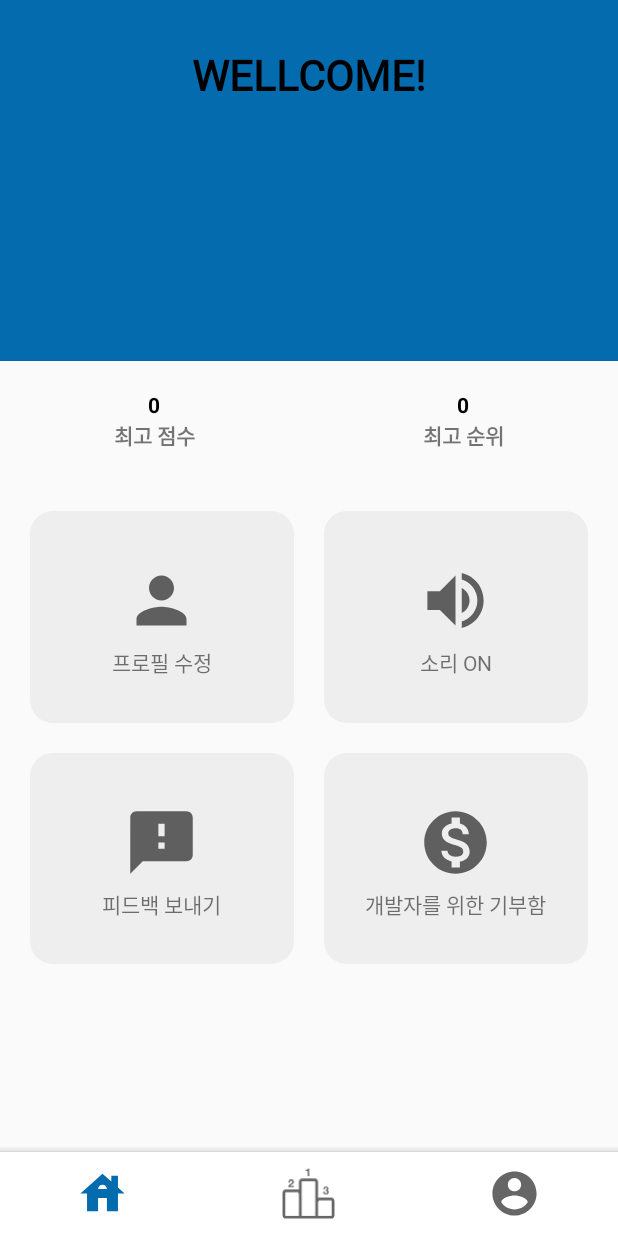
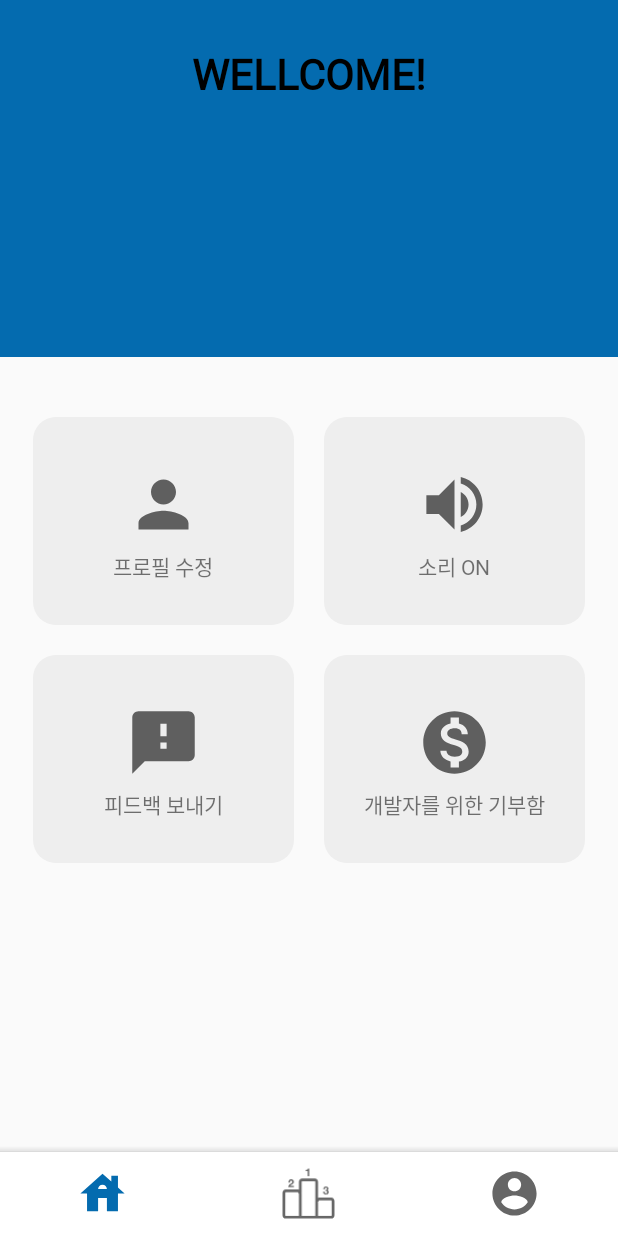
Before and after one commit to seungking/NameMatching, an Android app: the fragment AccountFragment placed in its activity, on a phone screen of 412 x 824 dp. Run offline under Robolectric (Android 15) with nearby library versions, the phone set to English and light mode, and no system bars; our stand-ins replace AdMob, ButterKnife, CircleImageView, Firebase (no records; nobody signed in at launch, a user with empty details on screens opened directly), Picasso; libraries missing offline, so code that uses them is left out: com.cunoraz.continuouscrollable, es.dmoral.toasty, stream.custombutton; plain views replace ContinuousScrollableImageView; pictures from the network do not load; 2 statements that could not run were skipped.

Commit message:
20200910
- 출시

```diff
--- a/app/src/main/AndroidManifest.xml
+++ b/app/src/main/AndroidManifest.xml
@@ -39,7 +39,7 @@
         </activity> <!-- Sample AdMob App ID: ca-app-pub-3940256099942544~3347511713 -->
         <meta-data
             android:name="com.google.android.gms.ads.APPLICATION_ID"
-            android:value="ca-app-pub-3940256099942544~3347511713" />
+            android:value="@string/addmob_id" />
     </application>
 
 </manifest>
--- a/app/src/main/java/com/e/namematching/MainActivity.java
+++ b/app/src/main/java/com/e/namematching/MainActivity.java
@@ -106,28 +106,8 @@ public class MainActivity extends AppCompatActivity {
         mFirebaseAnalytics = FirebaseAnalytics.getInstance(this);
         mUser = mFirebaseDatase.getReference("list").child("aaa");
 
-//        ValueEventListener postListener = new ValueEventListener() {
-//            @Override
-//            public void onDataChange(DataSnapshot dataSnapshot) {
-//                // Get Post object and use the values to update the UI
-//                editor.putInt("score", dataSnapshot.getValue(Integer.class));
-//                editor.commit();
-//                // ...
-//            }
-//
-//            @Override
-//            public void onCancelled(DatabaseError databaseError) {
-//                // Getting Post failed, log a message
-//                // ...
-//            }
-//        };
-//        mUser.child("name").addValueEventListener(postListener);
-
-
-        Log.d("log1","main resume music start");
         soundPool = new SoundPool(5, AudioManager.STREAM_MUSIC,0);	//작성
         soundID = soundPool.load(this,R.raw.bgm_ha0,1);	//작성, (mp3 파일 이름이 click_sound이다.)
-//        soundPool.play(soundID,1,1,0,1,1);	//작성
 
         int waitLimit = 1000;
         int waitCounter = 0;
--- a/app/src/main/java/com/e/namematching/fragment/AccountFragment.java
+++ b/app/src/main/java/com/e/namematching/fragment/AccountFragment.java
@@ -60,10 +60,10 @@ public class AccountFragment extends Fragment {
     CircleImageView imgProfile;
     @BindView(R.id.account_name)
     TextView name;
-    @BindView(R.id.account_score)
-    TextView score;
-    @BindView(R.id.account_rank)
-    TextView rank;
+//    @BindView(R.id.account_score)
+//    TextView score;
+//    @BindView(R.id.account_rank)
+//    TextView rank;
     @BindView(R.id.setting_edit_account)
     LinearLayout editaccount;
     @BindView(R.id.setting_sound)
@@ -168,8 +168,8 @@ public class AccountFragment extends Fragment {
         imgProfile.setImageBitmap(new functions().StringToBitmap(preferences.getString("photo","")));
         name.setText(preferences.getString("name", "WELLCOME!"));
 
-        score.setText(String.valueOf(preferences.getInt("score",0)));
-        rank.setText(String.valueOf(preferences.getInt("rank",0)));
+//        score.setText(String.valueOf(preferences.getInt("score",0)) + "점");
+//        rank.setText(String.valueOf(preferences.getInt("rank",0)) + "위");
     }
 
     @Override
--- a/app/src/main/java/com/e/namematching/fragment/HomeFragment.java
+++ b/app/src/main/java/com/e/namematching/fragment/HomeFragment.java
@@ -40,6 +40,8 @@ import stream.custombutton.CustomButton;
 
 public class HomeFragment extends Fragment {
 
+    private static HomeFragment instance = null;
+
     private View view;
     private CustomButton play;
     private String account_name="";
@@ -61,7 +63,12 @@ public class HomeFragment extends Fragment {
         view = inflater.inflate(R.layout.layout_home,container,false);
         ButterKnife.bind(this,view);
         init();
+        instance = this;
         return view;
+    }
+
+    public static HomeFragment getInstance() {
+        return instance;
     }
 
     private void init(){
@@ -81,8 +88,8 @@ public class HomeFragment extends Fragment {
         score = sharedPreferences.getInt("score",0);
         rank = sharedPreferences.getInt("rank",0);
 
-        home_rank.setText(String.valueOf(rank));
-        home_score.setText(String.valueOf(score));
+//        home_rank.setText(String.valueOf(rank));
+        home_score.setText(String.valueOf(score) + "점");
 
     }
 }
--- a/app/src/main/res/layout/activity_main.xml
+++ b/app/src/main/res/layout/activity_main.xml
@@ -31,7 +31,7 @@
             android:layout_marginBottom="10dp"
             android:layout_gravity="center|bottom"
             ads:adSize="BANNER"
-            ads:adUnitId="ca-app-pub-3940256099942544/6300978111">
+            ads:adUnitId="ca-app-pub-1992325656759505/7063607422">
         </com.google.android.gms.ads.AdView>
 
         <com.google.android.material.bottomappbar.BottomAppBar
--- a/app/src/main/res/layout/activity_play.xml
+++ b/app/src/main/res/layout/activity_play.xml
@@ -358,7 +358,7 @@
             android:layout_centerHorizontal="true"
             android:layout_alignParentBottom="true"
             ads:adSize="BANNER"
-            ads:adUnitId="ca-app-pub-3940256099942544/6300978111">
+            ads:adUnitId="ca-app-pub-1992325656759505/7063607422">
         </com.google.android.gms.ads.AdView>
 
 
--- a/app/src/main/res/layout/layout_account.xml
+++ b/app/src/main/res/layout/layout_account.xml
@@ -65,68 +65,70 @@
 
         </androidx.constraintlayout.widget.ConstraintLayout>
 
-        <LinearLayout
-            android:layout_width="match_parent"
-            android:layout_height="0dp"
-            android:layout_weight="1"
-            android:orientation="horizontal">
+<!--        <LinearLayout-->
+<!--            android:layout_width="match_parent"-->
+<!--            android:layout_height="0dp"-->
+<!--            android:layout_weight="1"-->
+<!--            android:orientation="horizontal">-->
 
-            <LinearLayout
-                android:layout_width="0dp"
-                android:layout_height="wrap_content"
-                android:layout_gravity="center"
-                android:layout_weight="1"
-                android:orientation="vertical">
+<!--            <LinearLayout-->
+<!--                android:layout_width="0dp"-->
+<!--                android:layout_height="wrap_content"-->
+<!--                android:layout_gravity="center"-->
+<!--                android:layout_weight="1"-->
+<!--                android:orientation="vertical">-->
 
-                <TextView
-                    android:layout_width="match_parent"
-                    android:layout_height="match_parent"
-                    android:gravity="center"
-                    android:text="0"
-                    android:id="@+id/account_score"
-                    android:textColor="#000000"
-                    android:textStyle="bold" />
+<!--                <TextView-->
+<!--                    android:layout_width="match_parent"-->
+<!--                    android:layout_height="match_parent"-->
+<!--                    android:gravity="center"-->
+<!--                    android:text="0"-->
+<!--                    android:id="@+id/account_score"-->
+<!--                    android:textColor="#000000"-->
+<!--                    android:textStyle="bold" />-->
 
-                <TextView
-                    android:layout_width="match_parent"
-                    android:layout_height="match_parent"
-                    android:gravity="center"
-                    android:textStyle="bold"
-                    android:text="최고 점수" />
+<!--                <TextView-->
+<!--                    android:layout_width="match_parent"-->
+<!--                    android:layout_height="match_parent"-->
+<!--                    android:gravity="center"-->
+<!--                    android:textStyle="bold"-->
+<!--                    android:text="최고 점수" />-->
 
-            </LinearLayout>
+<!--            </LinearLayout>-->
 
-            <LinearLayout
-                android:layout_width="0dp"
-                android:layout_height="wrap_content"
-                android:layout_gravity="center"
-                android:layout_weight="1"
-                android:orientation="vertical">
+<!--            <LinearLayout-->
+<!--                android:layout_width="0dp"-->
+<!--                android:layout_height="wrap_content"-->
+<!--                android:layout_gravity="center"-->
+<!--                android:layout_weight="1"-->
+<!--                android:orientation="vertical">-->
 
-                <TextView
-                    android:layout_width="match_parent"
-                    android:layout_height="match_parent"
-                    android:gravity="center"
-                    android:text="0"
-                    android:id="@+id/account_rank"
-                    android:textColor="#000000"
-                    android:textStyle="bold" />
+<!--                <TextView-->
+<!--                    android:layout_width="match_parent"-->
+<!--                    android:layout_height="match_parent"-->
+<!--                    android:gravity="center"-->
+<!--                    android:text="0"-->
+<!--                    android:id="@+id/account_rank"-->
+<!--                    android:textColor="#000000"-->
+<!--                    android:textStyle="bold" />-->
 
-                <TextView
-                    android:layout_width="match_parent"
-                    android:layout_height="match_parent"
-                    android:gravity="center"
-                    android:textStyle="bold"
-                    android:text="최고 순위" />
+<!--                <TextView-->
+<!--                    android:layout_width="match_parent"-->
+<!--                    android:layout_height="match_parent"-->
+<!--                    android:gravity="center"-->
+<!--                    android:textStyle="bold"-->
+<!--                    android:text="현재 순위" />-->
 
-            </LinearLayout>
-        </LinearLayout>
+<!--            </LinearLayout>-->
+<!--        </LinearLayout>-->
 
         <androidx.constraintlayout.widget.ConstraintLayout
             android:layout_width="match_parent"
             android:layout_height="0dp"
             android:layout_weight="4"
-            android:layout_margin="10dp"
+            android:layout_marginTop="30dp"
+            android:layout_marginStart="12dp"
+            android:layout_marginEnd="12dp"
             android:orientation="vertical">
 
             <LinearLayout
--- a/app/src/main/res/layout/layout_home.xml
+++ b/app/src/main/res/layout/layout_home.xml
@@ -185,7 +185,7 @@
                 android:layout_width="match_parent"
                 android:layout_height="match_parent"
                 android:gravity="center"
-                android:text="0"
+                android:text="?"
                 android:textSize="25dp"
                 android:fontFamily="@font/g_bold"
                 android:textColor="@color/textColor"
--- a/app/src/main/res/values/strings.xml
+++ b/app/src/main/res/values/strings.xml
@@ -1,5 +1,5 @@
 <resources>
-    <string name="app_name">NameMatching</string>
+    <string name="app_name">1초 퀴즈</string>
     <string name="addmob_id">ca-app-pub-1992325656759505~9211452133</string>
     <string name="addmob_ingame_banner">ca-app-pub-1992325656759505/7063607422</string>
     <string name="addmob_chance_reward">ca-app-pub-1992325656759505/2809695318</string>
```
Also changed, not shown: app/src/main/java/com/e/namematching/PlayActivity.java (+12 -9 lines), app/src/main/java/com/e/namematching/fragment/RankFragment.java (+39 -6 lines), app/src/main/java/com/e/namematching/model/Solution.java (+120 -132 lines), app/src/main/res/layout/layout_rank.xml (+16 -3 lines), app/src/main/res/layout/layout_rankuser.xml (+14 -2 lines), 1 other file.
